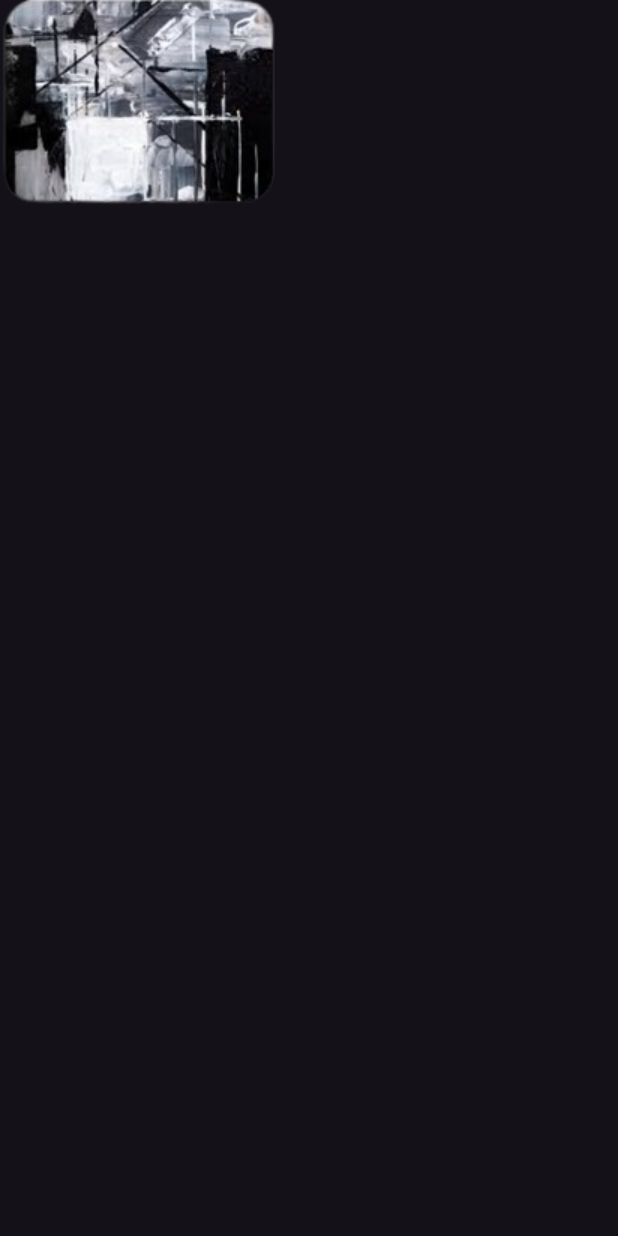
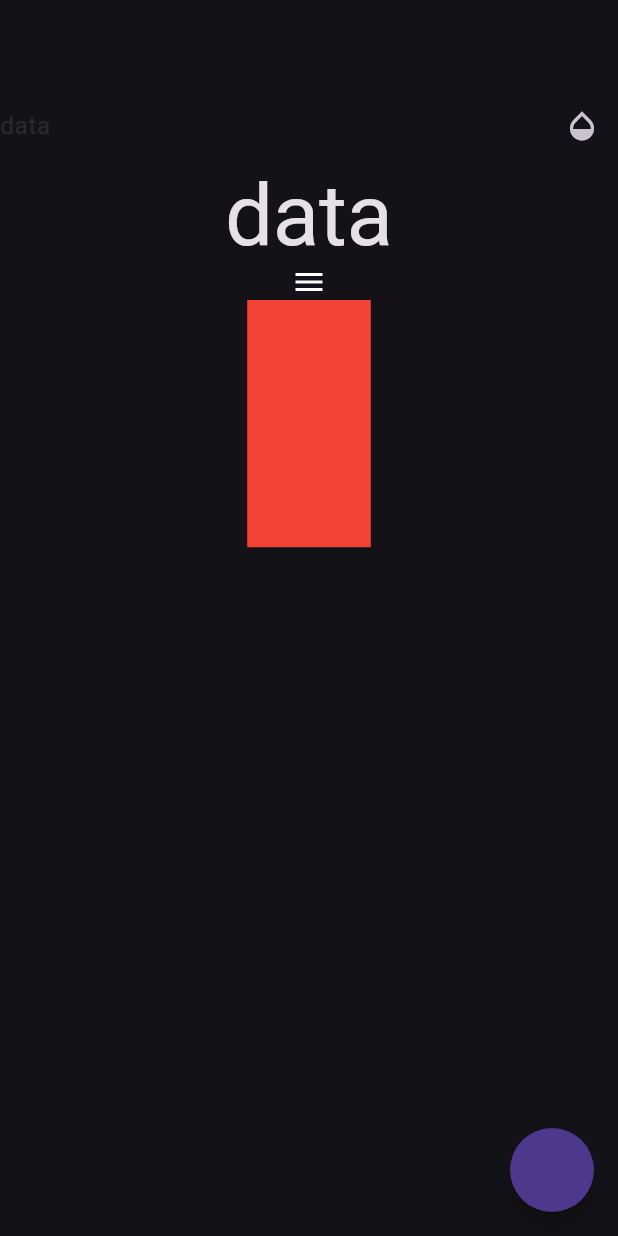
Before and after one commit to SertacN/flutter_learn, a Flutter app: the screen it shows after launch, on a phone screen of 412 x 824 dp. Run offline on Flutter 3.47's test engine with Material 3 defaults, Android fonts, the phone set to English and light mode, and no system bars; our stand-ins replace dio, flutter_spinkit.

Commit message:
animated learn

```diff
--- /dev/null
+++ b/flutter_learn/lib/200/animated_learn_view.dart
@@ -0,0 +1,100 @@
+import 'package:flutter/material.dart';
+
+class AnimatedLearnView extends StatefulWidget {
+  const AnimatedLearnView({super.key});
+
+  @override
+  State<AnimatedLearnView> createState() => _AnimatedLearnViewState();
+}
+
+class _AnimatedLearnViewState extends State<AnimatedLearnView> with TickerProviderStateMixin {
+  // AnimatedCrossFade
+  //  AnimatedOpacity
+  //  AnimatedDefaultTextStyle
+  //  AnimatedIcon
+  //  AnimatedContainer
+  @override
+  void initState() {
+    super.initState();
+    controller = AnimationController(vsync: this, duration: _DurationItems.lowDuration);
+  }
+
+  bool _isVisible = false;
+  bool _isOpacity = false;
+  late AnimationController controller;
+
+  void _changeVisible() {
+    setState(() {
+      _isVisible = !_isVisible;
+    });
+  }
+
+  void _changeOpacity() {
+    setState(() {
+      _isOpacity = !_isOpacity;
+    });
+  }
+
+  @override
+  Widget build(BuildContext context) {
+    return Scaffold(
+      appBar: AppBar(
+        title: _placeHolderAnimated(),
+      ),
+      floatingActionButton: FloatingActionButton(
+        onPressed: () {
+          _changeVisible();
+          controller.animateTo(_isVisible ? 0 : 1);
+        },
+      ),
+      body: Column(
+        children: [
+          ListTile(
+            title: AnimatedOpacity(
+              duration: _DurationItems.lowDuration,
+              opacity: _isOpacity ? 1 : 0.1,
+              child: const Text('data'),
+            ),
+            trailing: IconButton(
+                onPressed: () {
+                  _changeOpacity();
+                },
+                icon: const Icon(Icons.opacity_outlined)),
+          ),
+          AnimatedDefaultTextStyle(
+              style: (_isVisible ? context.textTheme().headlineLarge : context.textTheme().displayLarge) ??
+                  const TextStyle(),
+              duration: _DurationItems.lowDuration,
+              child: const Text('data')),
+          AnimatedIcon(icon: AnimatedIcons.menu_close, progress: controller),
+          AnimatedContainer(
+            duration: _DurationItems.lowDuration,
+            width: MediaQuery.of(context).size.width * 0.2,
+            height: _isVisible ? 0 : MediaQuery.of(context).size.height * 0.2,
+            color: Colors.red,
+          )
+        ],
+      ),
+    );
+  }
+
+  AnimatedCrossFade _placeHolderAnimated() {
+    return AnimatedCrossFade(
+      firstChild: const Placeholder(),
+      secondChild: const SizedBox.shrink(),
+      duration: _DurationItems.lowDuration,
+      crossFadeState: _isVisible ? CrossFadeState.showFirst : CrossFadeState.showSecond,
+    );
+  }
+}
+
+extension BuildContextExtension on BuildContext {
+  TextTheme textTheme() {
+    return Theme.of(this).textTheme;
+  }
+  //Text('data', style: context.textTheme().displayLarge),
+}
+
+class _DurationItems {
+  static const lowDuration = Duration(seconds: 1);
+}
--- a/flutter_learn/lib/demos/password_text_field_learn.dart
+++ b/flutter_learn/lib/demos/password_text_field_learn.dart
@@ -31,6 +31,7 @@ class _PasswordTextFieldState extends State<PasswordTextField> {
     );
   }
 
+  // ignore: unused_element
   IconButton _visibilityIconButton() {
     return IconButton(
         onPressed: () {
--- a/flutter_learn/lib/main.dart
+++ b/flutter_learn/lib/main.dart
@@ -1,6 +1,6 @@
 import 'package:flutter/material.dart';
 import 'package:flutter/services.dart';
-import 'package:flutter_learn/200/image_learn_200_view.dart';
+import 'package:flutter_learn/200/animated_learn_view.dart';
 
 void main() {
   runApp(const MyApp());
@@ -50,6 +50,6 @@ class MyApp extends StatelessWidget {
               elevation: 0,
               systemOverlayStyle: SystemUiOverlayStyle.light,
             )),
-        home: const ImageLearn200View());
+        home: const AnimatedLearnView());
   }
 }
```
